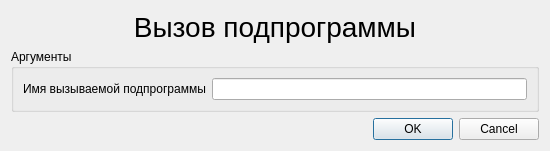
Above: KAMEditor/gui/commands/callprocdialog.ui from Xtail96/SML before the change. Below: the same form after it.
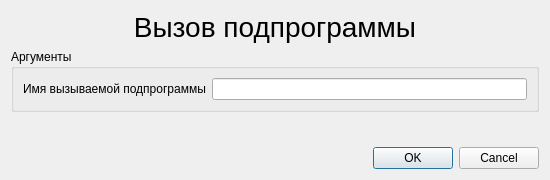
That is the form after the change.

The edit to the form file:
```diff
--- a/KAMEditor/gui/commands/callprocdialog.ui
+++ b/KAMEditor/gui/commands/callprocdialog.ui
@@ -7,7 +7,7 @@
     <x>0</x>
     <y>0</y>
     <width>550</width>
-    <height>150</height>
+    <height>180</height>
    </rect>
   </property>
   <property name="windowTitle">
@@ -54,6 +54,19 @@
      </layout>
     </widget>
    </item>
+   <item>
+    <spacer name="verticalSpacer">
+     <property name="orientation">
+      <enum>Qt::Vertical</enum>
+     </property>
+     <property name="sizeHint" stdset="0">
+      <size>
+       <width>20</width>
+       <height>100</height>
+      </size>
+     </property>
+    </spacer>
+   </item>
    <item>
     <widget class="QDialogButtonBox" name="buttonBox">
      <property name="orientation">
```
Left out of the diff: 2 changed lines with no effect on the pictures.
